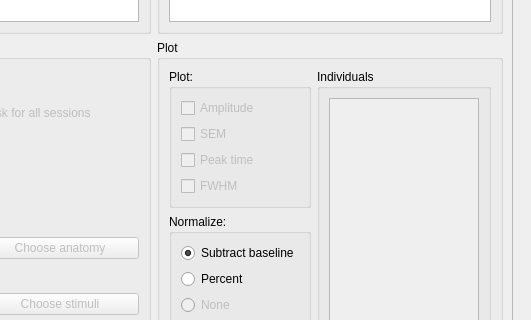
The window that src/ui/mainwindow.ui (pfechd/jabe) describes before a commit, drawn with Qt 5; both pictures show x 569 to 1100 and y 181 to 501 of the 1100 by 691 pixel window.
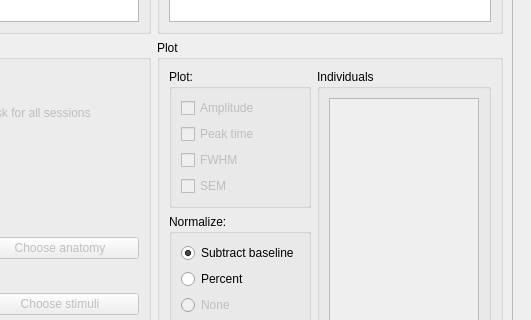
The same window after the commit. The open tabs and pages were chosen to show the change.

Commit message: Split amplitude and peak in mainwindow.ui

What changed in the file:
```diff
--- a/src/ui/mainwindow.ui
+++ b/src/ui/mainwindow.ui
@@ -356,17 +356,7 @@
                       </widget>
                      </item>
                      <item>
-                      <widget class="QCheckBox" name="checkBox_6">
-                       <property name="enabled">
-                        <bool>false</bool>
-                       </property>
-                       <property name="text">
-                        <string>SEM</string>
-                       </property>
-                      </widget>
-                     </item>
-                     <item>
-                      <widget class="QCheckBox" name="checkBox_7">
+                      <widget class="QCheckBox" name="checkBox_peak_group">
                        <property name="enabled">
                         <bool>false</bool>
                        </property>
@@ -385,6 +375,16 @@
                        </property>
                       </widget>
                      </item>
+                     <item>
+                      <widget class="QCheckBox" name="checkbox_sem_group">
+                       <property name="enabled">
+                        <bool>false</bool>
+                       </property>
+                       <property name="text">
+                        <string>SEM</string>
+                       </property>
+                      </widget>
+                     </item>
                     </layout>
                    </widget>
                   </item>
```
Left out of the diff: 57 changed lines with no effect on the pictures. The commit also changes 1 other file.
